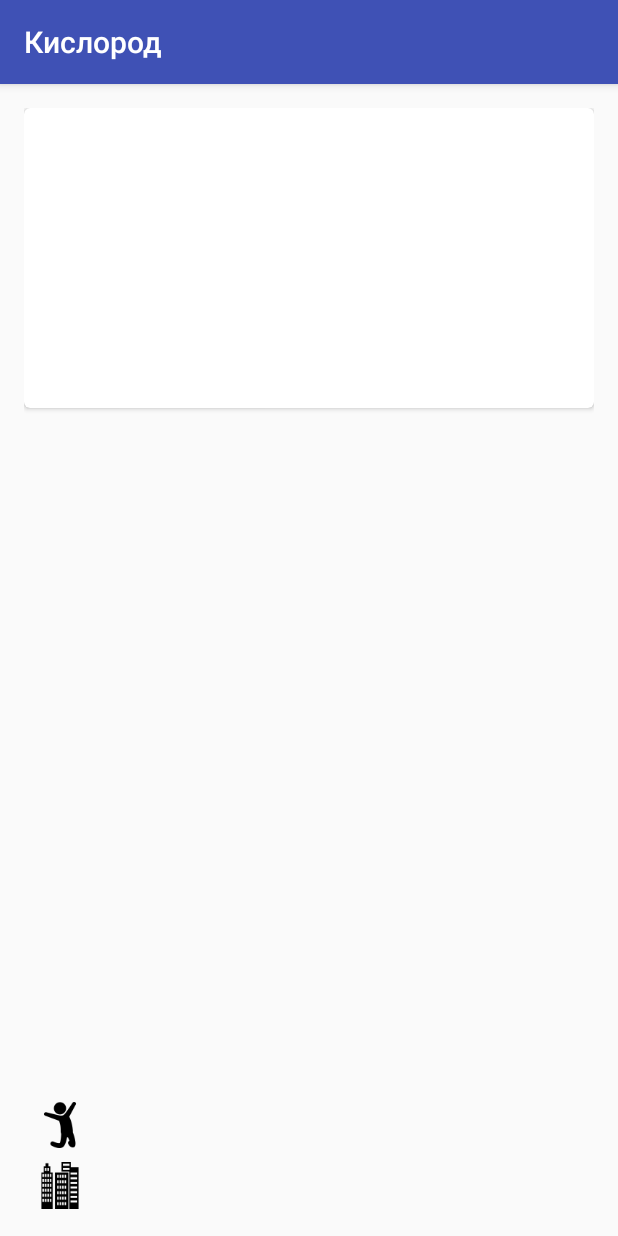
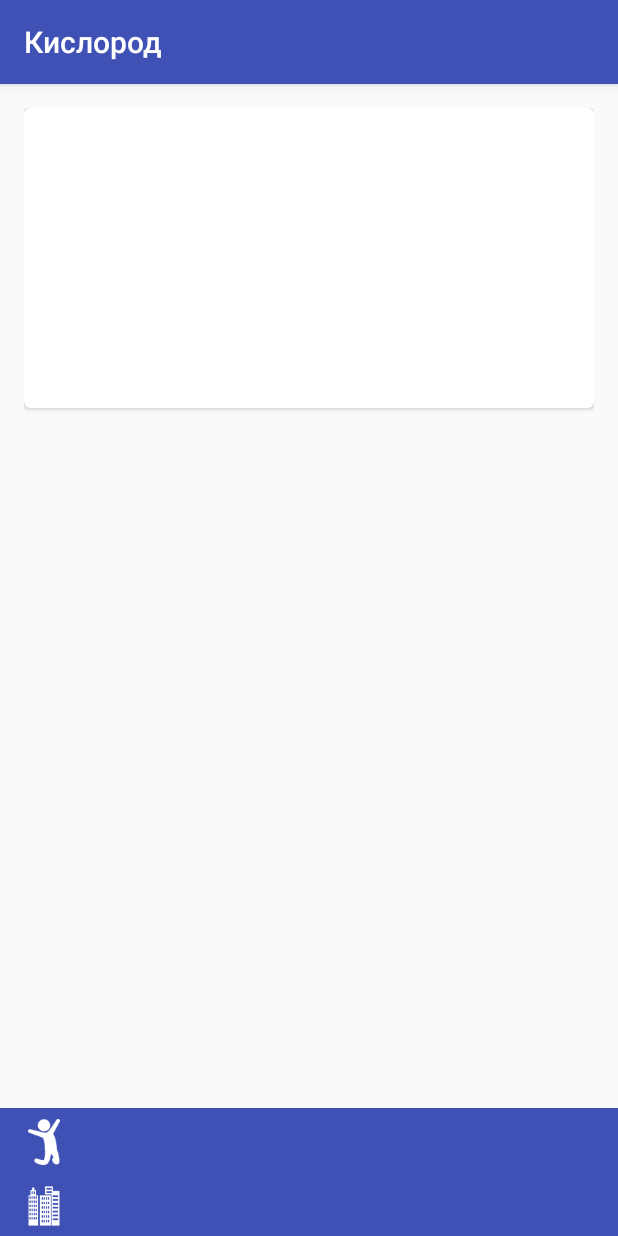
Before and after one commit to ayrat-playground/oxygen, an Android app: the GroundActivity screen opened directly, with no data from a screen before it, on a phone screen of 412 x 824 dp. Run offline under Robolectric (Android 15) with nearby library versions, the phone set to English and light mode, and no system bars.

Commit message:
Изменен цвет нижних параметров

```diff
--- a/app/src/main/res/layout/ground_activity.xml
+++ b/app/src/main/res/layout/ground_activity.xml
@@ -1,9 +1,14 @@
 <RelativeLayout xmlns:android="http://schemas.android.com/apk/res/android"
     xmlns:tools="http://schemas.android.com/tools" android:layout_width="match_parent"
-    android:layout_height="match_parent" android:paddingLeft="@dimen/activity_horizontal_margin"
+    android:layout_height="match_parent"  tools:context=".MainActivity">
+<LinearLayout
+    android:layout_width="match_parent"
+    android:layout_height="match_parent"
+    android:orientation="vertical"
+    android:paddingLeft="@dimen/activity_horizontal_margin"
     android:paddingRight="@dimen/activity_horizontal_margin"
     android:paddingTop="@dimen/activity_vertical_margin"
-    android:paddingBottom="@dimen/activity_vertical_margin" tools:context=".MainActivity">
+    android:paddingBottom="@dimen/activity_vertical_margin">
 
     <android.support.v7.widget.CardView
         xmlns:card_view="http://schemas.android.com/apk/res-auto"
@@ -18,17 +23,18 @@
             android:layout_width="match_parent"
             android:layout_height="match_parent" />
     </android.support.v7.widget.CardView>
+</LinearLayout>
 
 
     <LinearLayout
         android:layout_width="fill_parent"
-        android:layout_height="40dp"
+        android:layout_height="45dp"
         android:orientation="horizontal"
         android:onClick="onSportClick"
         android:clickable="true"
         android:focusable="true"
         android:layout_above="@+id/district_name"
-        android:paddingBottom="5dp"
+        android:theme="@style/lowerSetting"
 
 
 
@@ -40,6 +46,11 @@
             android:layout_height="wrap_content"
             android:src="@drawable/sport"
             android:layout_alignParentLeft="true"
+            android:paddingRight="5dp"
+            android:paddingLeft="5dp"
+            android:paddingTop="5dp"
+            android:paddingBottom="5dp"
+            android:background="@color/Purple"
 
 
             />
@@ -50,19 +61,22 @@
             android:layout_height="fill_parent"
             android:gravity="center"
             android:textSize="15dp"
-            android:textAppearance="@style/Style.Item"
+            android:background="@color/Purple"
+            android:textColor="@color/White"
             />
 
     </LinearLayout>
     <LinearLayout
         android:id="@+id/district_name"
         android:layout_width="fill_parent"
-        android:layout_height="35dp"
+        android:layout_height="40dp"
         android:orientation="horizontal"
         android:onClick="onDistrictClick"
         android:clickable="true"
         android:focusable="true"
         android:layout_alignParentBottom="true"
+
+
 
 
 
@@ -74,6 +88,11 @@
             android:layout_height="wrap_content"
             android:src="@drawable/district"
             android:layout_alignParentLeft="true"
+            android:paddingBottom="5dp"
+            android:paddingRight="5dp"
+            android:paddingLeft="5dp"
+            android:paddingTop="5dp"
+            android:background="@color/Purple"
 
 
             />
@@ -84,7 +103,9 @@
             android:layout_height="fill_parent"
             android:gravity="center"
             android:textSize="15dp"
-            android:textAppearance="@style/Style.Item"
+            android:background="@color/Purple"
+            android:textColor="@color/White"
+
             />
 
     </LinearLayout>
--- a/app/src/main/res/values/colours.xml
+++ b/app/src/main/res/values/colours.xml
@@ -3,5 +3,7 @@
     <item name="Purple" type="color">#3F51B5</item>
     <item name="DarkPurple" type="color">#1A237E</item>
     <item name="WhitePurple" type="color">#C5CAE9</item>
+    <item name="White" type="color">#ffffffff</item>
+    <item name="Black" type="color">#ff000000</item>
 
 </resources>
--- a/app/src/main/res/values/styles.xml
+++ b/app/src/main/res/values/styles.xml
@@ -15,14 +15,12 @@
         <!-- The rest of your attributes -->
     </style>
 
-    <style name="Style.UpperSetting" parent="Theme.AppCompat.Light.DarkActionBar">
+    <style name="lowerSetting" >
         <!-- Set AppCompat’s actionBarStyle -->
         <!--  <item name="actionBarStyle">@style/MyActionBarStyle</item> -->
-
-
-        <item name="android:textColorPrimary">@color/background_material_light</item>
         <item name="android:background">@color/Purple</item>
-        <item name="colorPrimary">@color/Purple</item>
+        <item name="android:textColorPrimary">@color/White</item>
+m>
 
 
 
```
Also changed, not shown: app/src/main/res/layout/activity_sports.xml (+17 -8 lines), app/src/main/district-web.png, app/src/main/res/drawable-hdpi/district.png, app/src/main/res/drawable-hdpi/sport.png, app/src/main/res/drawable-mdpi/district.png, app/src/main/res/drawable-mdpi/sport.png, app/src/main/res/drawable-xhdpi/district.png, app/src/main/res/drawable-xhdpi/sport.png, app/src/main/res/drawable-xxhdpi/district.png, app/src/main/res/drawable-xxhdpi/sport.png, app/src/main/res/mipmap-xxxhdpi/sport.png, app/src/main/sport-web.png, 1 other file.
